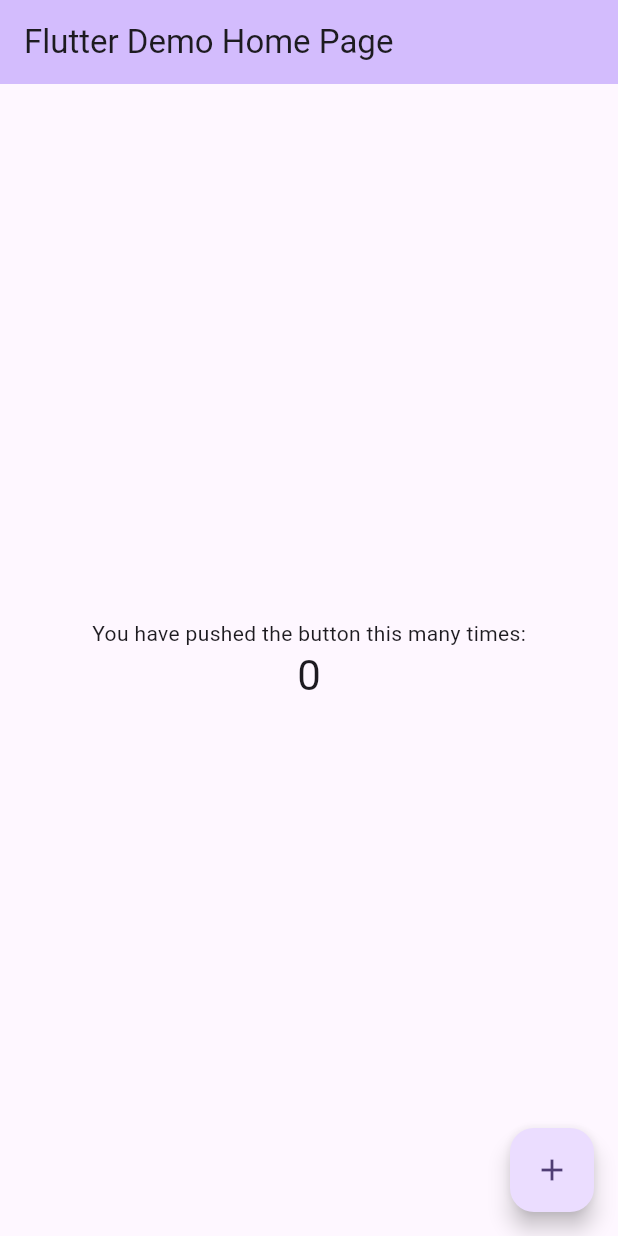
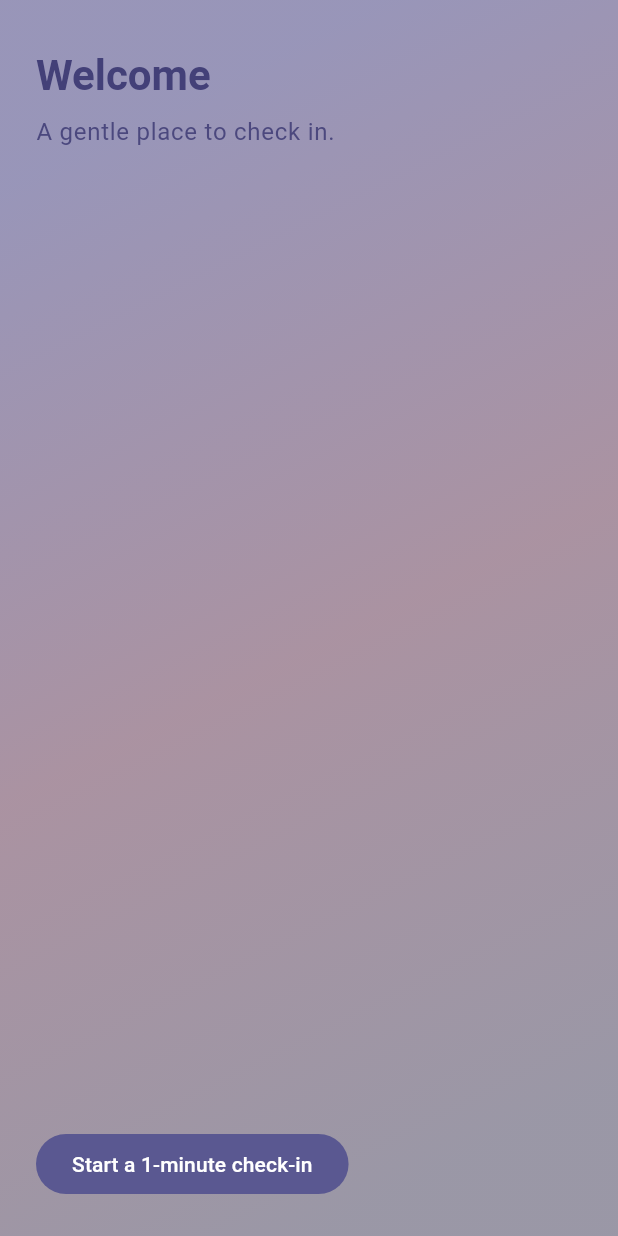
Before and after one commit to Karo555/wellbeing, a Flutter app: the screen it shows after launch, on a phone screen of 412 x 824 dp. Run offline on Flutter 3.47's test engine with Material 3 defaults, Android fonts, the light colour scheme and no system bars.

Commit message:
chage main screen

```diff
--- a/lib/main.dart
+++ b/lib/main.dart
@@ -1,122 +1,143 @@
 import 'package:flutter/material.dart';
 
 void main() {
-  runApp(const MyApp());
+  runApp(const WellbeingApp());
 }
 
-class MyApp extends StatelessWidget {
-  const MyApp({super.key});
+class WellbeingApp extends StatelessWidget {
+  const WellbeingApp({super.key});
 
-  // This widget is the root of your application.
   @override
   Widget build(BuildContext context) {
     return MaterialApp(
-      title: 'Flutter Demo',
+      debugShowCheckedModeBanner: false,
+      title: 'Wellbeing',
       theme: ThemeData(
-        // This is the theme of your application.
-        //
-        // TRY THIS: Try running your application with "flutter run". You'll see
-        // the application has a purple toolbar. Then, without quitting the app,
-        // try changing the seedColor in the colorScheme below to Colors.green
-        // and then invoke "hot reload" (save your changes or press the "hot
-        // reload" button in a Flutter-supported IDE, or press "r" if you used
-        // the command line to start the app).
-        //
-        // Notice that the counter didn't reset back to zero; the application
-        // state is not lost during the reload. To reset the state, use hot
-        // restart instead.
-        //
-        // This works for code too, not just values: Most code changes can be
-        // tested with just a hot reload.
-        colorScheme: ColorScheme.fromSeed(seedColor: Colors.deepPurple),
+        useMaterial3: true,
+        colorScheme: ColorScheme.fromSeed(seedColor: const Color(0xFF6C63FF)),
       ),
-      home: const MyHomePage(title: 'Flutter Demo Home Page'),
+      home: const HomeScreen(),
     );
   }
 }
 
-class MyHomePage extends StatefulWidget {
-  const MyHomePage({super.key, required this.title});
-
-  // This widget is the home page of your application. It is stateful, meaning
-  // that it has a State object (defined below) that contains fields that affect
-  // how it looks.
-
-  // This class is the configuration for the state. It holds the values (in this
-  // case the title) provided by the parent (in this case the App widget) and
-  // used by the build method of the State. Fields in a Widget subclass are
-  // always marked "final".
-
-  final String title;
+class HomeScreen extends StatelessWidget {
+  const HomeScreen({super.key});
 
   @override
-  State<MyHomePage> createState() => _MyHomePageState();
+  Widget build(BuildContext context) {
+    final scheme = Theme.of(context).colorScheme;
+    return Scaffold(
+      body: Stack(
+        fit: StackFit.expand,
+        children: [
+          _AnimatedGradientBackground(
+            colors: [
+              scheme.primary.withOpacity(0.6),
+              scheme.tertiary.withOpacity(0.6),
+              scheme.secondary.withOpacity(0.6),
+            ],
+          ),
+          SafeArea(
+            child: Padding(
+              padding: const EdgeInsets.all(24.0),
+              child: Column(
+                crossAxisAlignment: CrossAxisAlignment.start,
+                children: [
+                  const SizedBox(height: 8),
+                  Text(
+                    'Welcome',
+                    style: Theme.of(context).textTheme.headlineMedium?.copyWith(
+                          color: scheme.onPrimaryContainer,
+                          fontWeight: FontWeight.w700,
+                        ),
+                  ),
+                  const SizedBox(height: 8),
+                  Text(
+                    'A gentle place to check in.',
+                    style: Theme.of(context).textTheme.bodyLarge?.copyWith(
+                          color: scheme.onPrimaryContainer.withOpacity(0.9),
+                        ),
+                  ),
+                  const Spacer(),
+                  FilledButton(
+                    onPressed: () {},
+                    child: const Text('Start a 1‑minute check‑in'),
+                  ),
+                ],
+              ),
+            ),
+          ),
+        ],
+      ),
+    );
+  }
 }
 
-class _MyHomePageState extends State<MyHomePage> {
-  int _counter = 0;
+class _AnimatedGradientBackground extends StatefulWidget {
+  const _AnimatedGradientBackground({
+    required this.colors,
+    this.duration = const Duration(seconds: 8),
+    super.key,
+  });
 
-  void _incrementCounter() {
-    setState(() {
-      // This call to setState tells the Flutter framework that something has
-      // changed in this State, which causes it to rerun the build method below
-      // so that the display can reflect the updated values. If we changed
-      // _counter without calling setState(), then the build method would not be
-      // called again, and so nothing would appear to happen.
-      _counter++;
-    });
+  final List<Color> colors;
+  final Duration duration;
+
+  @override
+  State<_AnimatedGradientBackground> createState() => _AnimatedGradientBackgroundState();
+}
+
+class _AnimatedGradientBackgroundState extends State<_AnimatedGradientBackground>
+    with SingleTickerProviderStateMixin {
+  late final AnimationController _controller;
+  late final Animation<double> _animation;
+
+  @override
+  void initState() {
+    super.initState();
+    _controller = AnimationController(vsync: this, duration: widget.duration)..repeat(reverse: true);
+    _animation = CurvedAnimation(parent: _controller, curve: Curves.easeInOut);
+  }
+
+  @override
+  void dispose() {
+    _controller.dispose();
+    super.dispose();
   }
 
   @override
   Widget build(BuildContext context) {
-    // This method is rerun every time setState is called, for instance as done
-    // by the _incrementCounter method above.
-    //
-    // The Flutter framework has been optimized to make rerunning build methods
-    // fast, so that you can just rebuild anything that needs updating rather
-    // than having to individually change instances of widgets.
-    return Scaffold(
-      appBar: AppBar(
-        // TRY THIS: Try changing the color here to a specific color (to
-        // Colors.amber, perhaps?) and trigger a hot reload to see the AppBar
-        // change color while the other colors stay the same.
-        backgroundColor: Theme.of(context).colorScheme.inversePrimary,
-        // Here we take the value from the MyHomePage object that was created by
-        // the App.build method, and use it to set our appbar title.
-        title: Text(widget.title),
-      ),
-      body: Center(
-        // Center is a layout widget. It takes a single child and positions it
-        // in the middle of the parent.
-        child: Column(
-          // Column is also a layout widget. It takes a list of children and
-          // arranges them vertically. By default, it sizes itself to fit its
-          // children horizontally, and tries to be as tall as its parent.
-          //
-          // Column has various properties to control how it sizes itself and
-          // how it positions its children. Here we use mainAxisAlignment to
-          // center the children vertically; the main axis here is the vertical
-          // axis because Columns are vertical (the cross axis would be
-          // horizontal).
-          //
-          // TRY THIS: Invoke "debug painting" (choose the "Toggle Debug Paint"
-          // action in the IDE, or press "p" in the console), to see the
-          // wireframe for each widget.
-          mainAxisAlignment: MainAxisAlignment.center,
-          children: <Widget>[
-            const Text('You have pushed the button this many times:'),
-            Text(
-              '$_counter',
-              style: Theme.of(context).textTheme.headlineMedium,
+    return AnimatedBuilder(
+      animation: _animation,
+      builder: (context, child) {
+        // Animate the alignment and color stops subtly for a soothing effect.
+        final t = _animation.value;
+        final beginAlignment = Alignment(-1.0 + t * 0.2, -1.0 + t * 0.2);
+        final endAlignment = Alignment(1.0 - t * 0.2, 1.0 - t * 0.2);
+
+        final colors = List<Color>.generate(widget.colors.length, (i) {
+          final base = widget.colors[i];
+          final hsl = HSLColor.fromColor(base);
+          // Slightly shift lightness back and forth.
+          final lightness = (hsl.lightness * (0.95 + 0.1 * (0.5 - (t - 0.5).abs()))).clamp(0.0, 1.0);
+          return hsl.withLightness(lightness).toColor();
+        });
+
+        final stops = List<double>.generate(colors.length, (i) => i / (colors.length - 1)).map((s) =>
+            (s + (t - 0.5) * 0.06).clamp(0.0, 1.0)).cast<double>().toList();
+
+        return Container(
+          decoration: BoxDecoration(
+            gradient: LinearGradient(
+              begin: beginAlignment,
+              end: endAlignment,
+              colors: colors,
+              stops: stops,
             ),
-          ],
-        ),
-      ),
-      floatingActionButton: FloatingActionButton(
-        onPressed: _incrementCounter,
-        tooltip: 'Increment',
-        child: const Icon(Icons.add),
-      ), // This trailing comma makes auto-formatting nicer for build methods.
+          ),
+        );
+      },
     );
   }
 }
--- a/pubspec.yaml
+++ b/pubspec.yaml
@@ -19,7 +19,7 @@ publish_to: 'none' # Remove this line if you wish to publish to pub.dev
 version: 1.0.0+1
 
 environment:
-  sdk: ^3.9.2
+  sdk: '>=3.0.0 <4.0.0'
 
 # Dependencies specify other packages that your package needs in order to work.
 # To automatically upgrade your package dependencies to the latest versions
```
